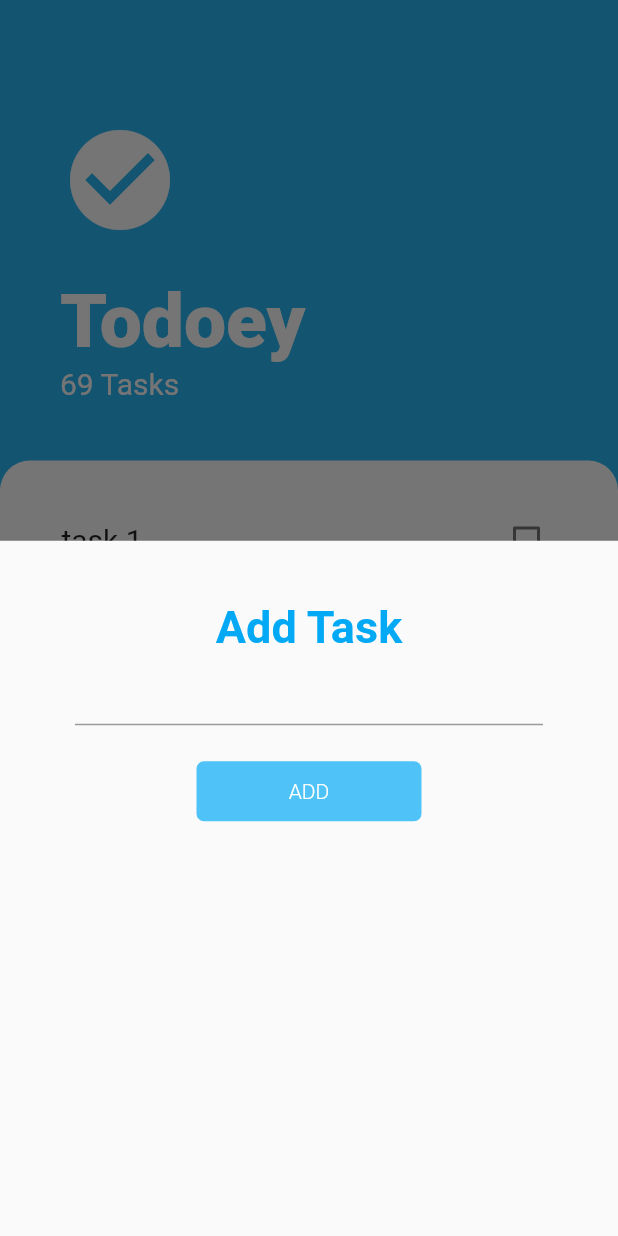
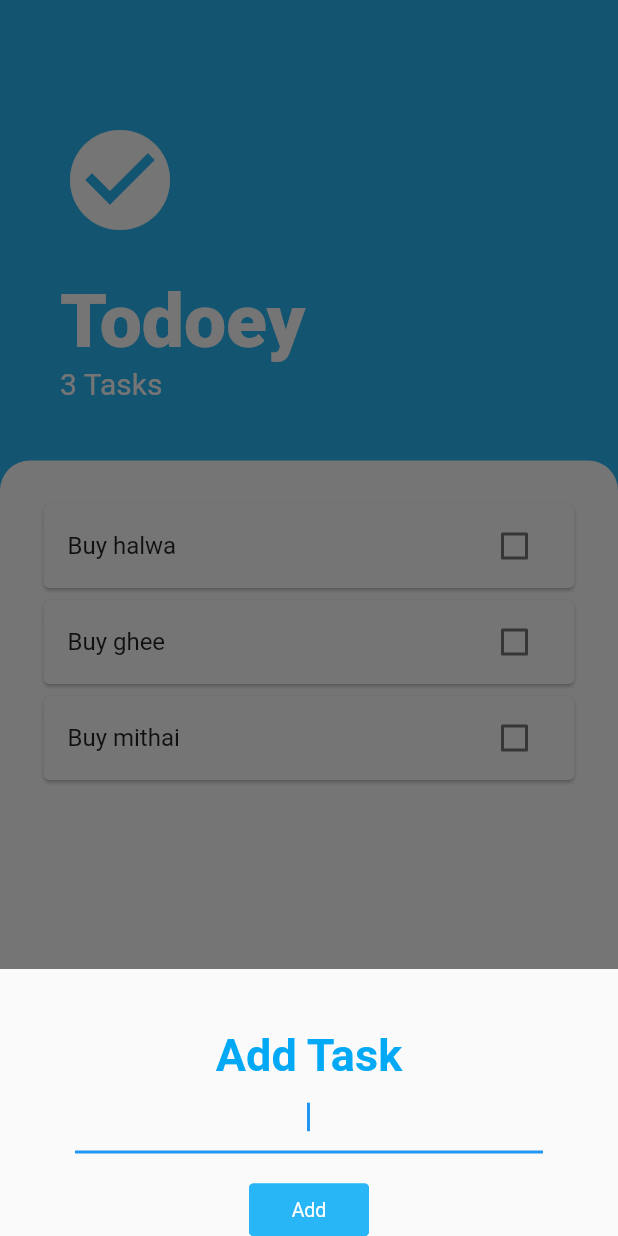
Before and after one commit to jayesh312001/todoey, a Flutter app: the screen it shows after launch, after a tap on the "add" icon, on a phone screen of 412 x 824 dp. Run offline on Flutter 3.47's test engine with Material 2 defaults, Android fonts, the phone set to English and light mode, and no system bars; drawn by our look-alikes of getwidget.

Commit message:
add tasks functionality

```diff
--- a/lib/components/task_list.dart
+++ b/lib/components/task_list.dart
@@ -1,14 +1,30 @@
 import 'package:flutter/material.dart';
 import 'package:todoey/components/task_tile.dart';
+import 'package:todoey/models/task.dart';
 
-class TasksList extends StatelessWidget {
+class TasksList extends StatefulWidget {
+  final List<Task> tasks;
+
+  TasksList({this.tasks});
+  @override
+  _TasksListState createState() => _TasksListState();
+}
+
+class _TasksListState extends State<TasksList> {
   @override
   Widget build(BuildContext context) {
-    return ListView(
-      children: [
-        TaskTile(taskName: 'task 1'),
-      ],
-      addAutomaticKeepAlives: false,
+    return ListView.builder(
+      itemBuilder: (context, index) {
+        return TaskTile(
+            taskName: widget.tasks[index].name,
+            isChecked: widget.tasks[index].isDone,
+            checkboxCallback: (checkboxState) {
+              setState(() {
+                widget.tasks[index].toggle();
+              });
+            });
+      },
+      itemCount: widget.tasks.length,
     );
   }
 }
--- a/lib/components/task_tile.dart
+++ b/lib/components/task_tile.dart
@@ -1,32 +1,80 @@
 import 'package:flutter/material.dart';
 
-class TaskTile extends StatefulWidget {
+class TaskTile extends StatelessWidget {
   final String taskName;
-  TaskTile({this.taskName});
-
-  @override
-  _TaskTileState createState() => _TaskTileState();
-}
-
-class _TaskTileState extends State<TaskTile> {
-  bool _checked = false;
+  final bool isChecked;
+  final Function checkboxCallback;
+  TaskTile({this.taskName, this.isChecked, this.checkboxCallback});
 
   @override
   Widget build(BuildContext context) {
-    return CheckboxListTile(
-      controlAffinity: ListTileControlAffinity.trailing,
-      title: Text(
-        widget.taskName,
-        style: TextStyle(color: Colors.black87, fontSize: 20),
+    return Card(
+      child: ListTile(
+        title: Text(
+          taskName,
+          style: isChecked
+              ? TextStyle(decoration: TextDecoration.lineThrough)
+              : null,
+        ),
+        trailing: Checkbox(
+          value: isChecked,
+          onChanged: checkboxCallback,
+        ),
       ),
-      value: _checked,
-      onChanged: (bool value) {
-        setState(
-          () {
-            _checked = value;
-          },
-        );
-      },
     );
   }
 }
+
+// import 'package:flutter/material.dart';
+
+// class TaskTile extends StatefulWidget {
+//   final String taskName;
+
+//   TaskTile({this.taskName});
+
+//   @override
+//   _TaskTileState createState() => _TaskTileState();
+// }
+
+// class _TaskTileState extends State<TaskTile> {
+//   bool isChecked = false;
+
+//   void checkBoxCallBack(bool checkBoxState) {
+//     setState(() {
+//       isChecked = checkBoxState;
+//     });
+//   }
+
+//   @override
+//   Widget build(BuildContext context) {
+//     return Card(
+//       child: ListTile(
+//         title: Text(
+//           widget.taskName,
+//           style: isChecked
+//               ? TextStyle(decoration: TextDecoration.lineThrough)
+//               : null,
+//         ),
+//         trailing: TaskCheckBox(
+//           checkBoxState: isChecked,
+//           changeCheckBox: checkBoxCallBack,
+//         ),
+//       ),
+//     );
+//   }
+// }
+
+// class TaskCheckBox extends StatelessWidget {
+//   final bool checkBoxState;
+//   final Function changeCheckBox;
+
+//   TaskCheckBox({this.checkBoxState, this.changeCheckBox});
+
+//   @override
+//   Widget build(BuildContext context) {
+//     return Checkbox(
+//       value: checkBoxState,
+//       onChanged: changeCheckBox,
+//     );
+//   }
+// }
--- /dev/null
+++ b/lib/models/task.dart
@@ -0,0 +1,10 @@
+class Task {
+  final String name;
+  bool isDone;
+
+  Task({this.name, this.isDone = false});
+
+  void toggle() {
+    isDone = !isDone;
+  }
+}
--- a/lib/screens/add_task.dart
+++ b/lib/screens/add_task.dart
@@ -1,7 +1,12 @@
 import 'package:flutter/material.dart';
 import 'package:todoey/constants/constants.dart';
+import 'package:getwidget/getwidget.dart';
 
 class AddTaskScreen extends StatelessWidget {
+  final Function addTaskCallback;
+  String newTask;
+
+  AddTaskScreen({this.addTaskCallback});
   @override
   Widget build(BuildContext context) {
     return Container(
@@ -12,30 +17,23 @@ class AddTaskScreen extends StatelessWidget {
             'Add Task',
             style: kAddTaskStyle,
           ),
-          TextField(),
+          TextField(
+            autofocus: true,
+            textAlign: TextAlign.center,
+            onChanged: (newText) {
+              newTask = newText;
+            },
+          ),
           SizedBox(
             height: 20,
           ),
-          FlatButton(
-            onPressed: null,
-            child: Container(
-              // color: Colors.lightBlue,
-
-              height: 40,
-              width: 150,
-              decoration: BoxDecoration(
-                borderRadius: BorderRadius.circular(5),
-                color: Colors.lightBlue[300],
-              ),
-              child: Center(
-                child: Text(
-                  'ADD',
-                  style: TextStyle(
-                      color: Colors.white, fontWeight: FontWeight.w300),
-                ),
-              ),
-            ),
-          )
+          GFButton(
+            color: Colors.lightBlue[400],
+            text: 'Add',
+            onPressed: () {
+              addTaskCallback(newTask);
+            },
+          ),
         ],
       ),
     );
--- a/lib/screens/tasks_screen.dart
+++ b/lib/screens/tasks_screen.dart
@@ -1,9 +1,21 @@
 import 'package:flutter/material.dart';
 import 'package:todoey/components/task_list.dart';
 import 'package:todoey/constants/constants.dart';
+import 'package:todoey/models/task.dart';
 import 'package:todoey/screens/add_task.dart';
 
-class TasksScreen extends StatelessWidget {
+List<Task> tasks = [
+  Task(name: 'Buy halwa', isDone: false),
+  Task(name: 'Buy ghee', isDone: false),
+  Task(name: 'Buy mithai', isDone: false),
+];
+
+class TasksScreen extends StatefulWidget {
+  @override
+  _TasksScreenState createState() => _TasksScreenState();
+}
+
+class _TasksScreenState extends State<TasksScreen> {
   @override
   Widget build(BuildContext context) {
     return Scaffold(
@@ -23,7 +35,7 @@ class TasksScreen extends StatelessWidget {
                 ),
                 SizedBox(height: 25),
                 Text('Todoey', style: kTaskScreenTextStyle),
-                Text('69 Tasks',
+                Text('${tasks.length} Tasks',
                     style: kTaskScreenTextStyle.copyWith(
                         fontSize: 20, fontWeight: FontWeight.normal)),
                 SizedBox(height: 40),
@@ -34,7 +46,7 @@ class TasksScreen extends StatelessWidget {
             child: Container(
               decoration: kDecoration,
               padding: EdgeInsets.fromLTRB(25, 25, 25, 10),
-              child: TasksList(),
+              child: TasksList(tasks: tasks),
             ),
           ),
         ],
@@ -45,8 +57,22 @@ class TasksScreen extends StatelessWidget {
         onPressed: () {
           showModalBottomSheet(
             context: context,
+            isScrollControlled: true,
             builder: (context) {
-              return AddTaskScreen();
+              return SingleChildScrollView(
+                child: Container(
+                  padding: EdgeInsets.only(
+                      bottom: MediaQuery.of(context).viewInsets.bottom),
+                  child: AddTaskScreen(
+                    addTaskCallback: (newTask) {
+                      setState(() {
+                        tasks.add(Task(name: newTask));
+                        Navigator.pop(context);
+                      });
+                    },
+                  ),
+                ),
+              );
             },
           );
         },
@@ -54,3 +80,36 @@ class TasksScreen extends StatelessWidget {
     );
   }
 }
+
+// class MyFloatingActionButton extends StatefulWidget {
+//   @override
+//   _MyFloatingActionButtonState createState() => _MyFloatingActionButtonState();
+// }
+
+// class _MyFloatingActionButtonState extends State<MyFloatingActionButton> {
+//   @override
+//   Widget build(BuildContext context) {
+//     return FloatingActionButton(
+//       child: Icon(Icons.add),
+//       backgroundColor: Colors.lightBlue[400],
+//       onPressed: () {
+//         showModalBottomSheet(
+//           context: context,
+//           isScrollControlled: true,
+//           builder: (context) => SingleChildScrollView(
+//             child: Container(
+//               padding: EdgeInsets.only(
+//                   bottom: MediaQuery.of(context).viewInsets.bottom),
+//               child: AddTaskScreen(addTaskCallback: (newTask) {
+//                 setState(() {
+//                   tasks.add(Task(name: newTask));
+//                   Navigator.pop(context);
+//                 });
+//               }),
+//             ),
+//           ),
+//         );
+//       },
+//     );
+//   }
+// }
--- a/pubspec.yaml
+++ b/pubspec.yaml
@@ -24,10 +24,10 @@ dependencies:
   flutter:
     sdk: flutter
 
-
   # The following adds the Cupertino Icons font to your application.
   # Use with the CupertinoIcons class for iOS style icons.
   cupertino_icons: ^0.1.3
+  getwidget: ^1.1.3
 
 dev_dependencies:
   flutter_test:
@@ -35,7 +35,6 @@ dev_dependencies:
 
 # For information on the generic Dart part of this file, see the
 # following page: https://dart.dev/tools/pub/pubspec
-
 # The following section is specific to Flutter.
 flutter:
 
@@ -47,13 +46,10 @@ flutter:
   # To add assets to your application, add an assets section, like this:
   assets:
     - lib/images/
-
   # An image asset can refer to one or more resolution-specific "variants", see
   # https://flutter.dev/assets-and-images/#resolution-aware.
-
   # For details regarding adding assets from package dependencies, see
   # https://flutter.dev/assets-and-images/#from-packages
-
   # To add custom fonts to your application, add a fonts section here,
   # in this "flutter" section. Each entry in this list should have a
   # "family" key with the font family name, and a "fonts" key with a
```
Also changed, not shown: pubspec.lock.
